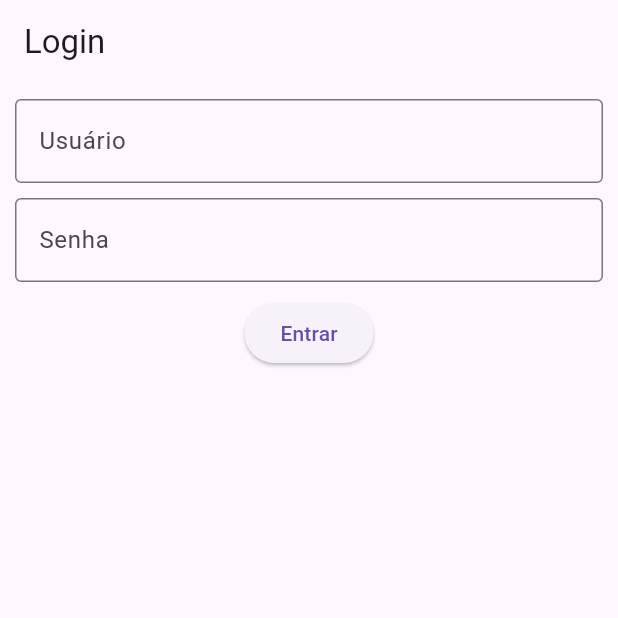
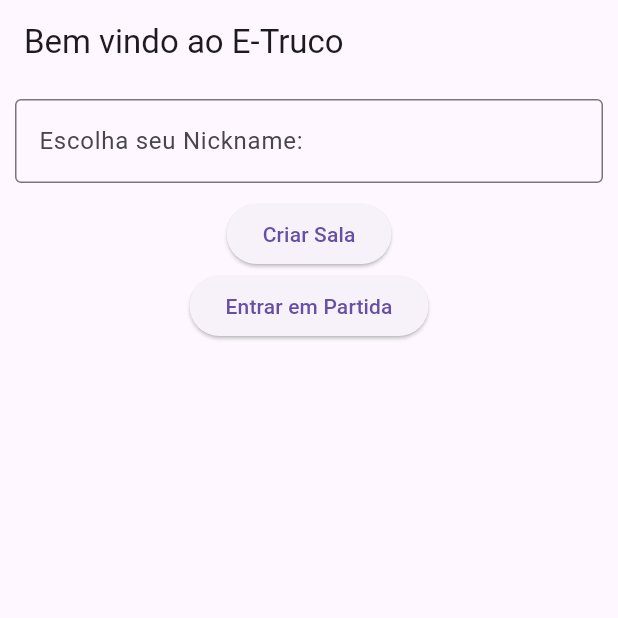
Before and after one commit to E-truco/frontend, a Flutter app: the screen it shows after launch, on a phone screen of 412 x 824 dp, the top half of it. Run offline on Flutter 3.47's test engine with Material 3 defaults, Android fonts, the phone set to English and light mode, and no system bars.

Commit message:
Mudanças da tela de login!

```diff
--- a/front_etruco/lib/main.dart
+++ b/front_etruco/lib/main.dart
@@ -10,6 +10,6 @@ class MainApp extends StatelessWidget {
 
   @override
   Widget build(BuildContext context) {
-    return MaterialApp(home: LoginScreen());
+    return const MaterialApp(home: LoginScreen());
   }
 }
--- a/front_etruco/lib/pages/login_screen.dart
+++ b/front_etruco/lib/pages/login_screen.dart
@@ -1,36 +1,32 @@
 import 'package:flutter/material.dart';
 
 class LoginScreen extends StatelessWidget {
+  const LoginScreen({super.key});
+
   @override
   Widget build(BuildContext context) {
     return Scaffold(
       appBar: AppBar(
-        title: Text('Login'),
+        title: const Text('Bem vindo ao E-Truco'),
       ),
       body: Padding(
-        padding: EdgeInsets.all(10),
+        padding: const EdgeInsets.all(10),
         child: Column(
           children: <Widget>[
-            TextField(
+            const TextField(
               decoration: InputDecoration(
                 border: OutlineInputBorder(),
-                labelText: 'Usuário',
+                labelText: 'Escolha seu Nickname:',
               ),
             ),
-            SizedBox(height: 10),
-            TextField(
-              obscureText: true,
-              decoration: InputDecoration(
-                border: OutlineInputBorder(),
-                labelText: 'Senha',
-              ),
+            const SizedBox(height: 10),
+            ElevatedButton(
+              child: const Text('Criar Sala'),
+              onPressed: () {},
             ),
-            SizedBox(height: 10),
             ElevatedButton(
-              child: Text('Entrar'),
-              onPressed: () {
-
-              },
+              child: const Text('Entrar em Partida'),
+              onPressed: () {},
             ),
           ],
         ),
```
